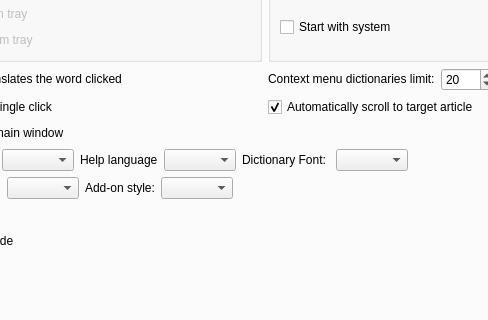
The window that preferences.ui (xiaoyifang/goldendict-ng) describes before a commit, drawn with Qt 5; both pictures show x 129 to 617 and y 164 to 484 of the 787 by 629 pixel window.
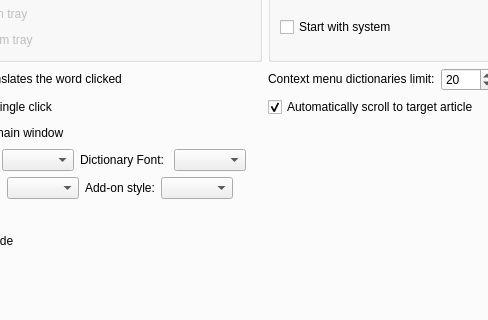
The same window after the commit. Icons and pictures are not drawn. Custom widgets are drawn as their Qt base class.

Commit message:
feat(help): replace QtHelp with website
* Nobody wants to update .qch files

What changed in the file:
```diff
--- a/preferences.ui
+++ b/preferences.ui
@@ -67,22 +67,6 @@
            <item>
             <widget class="QComboBox" name="interfaceLanguage"/>
            </item>
-           <item>
-            <widget class="QLabel" name="label_16">
-             <property name="sizePolicy">
-              <sizepolicy hsizetype="Preferred" vsizetype="Preferred">
-               <horstretch>0</horstretch>
-               <verstretch>0</verstretch>
-              </sizepolicy>
-             </property>
-             <property name="text">
-              <string>Help language</string>
-             </property>
-            </widget>
-           </item>
-           <item>
-            <widget class="QComboBox" name="helpLanguage"/>
-           </item>
            <item>
             <widget class="QLabel" name="label_21">
              <property name="text">
```
Left out of the diff: 10 changed lines with no effect on the pictures. The commit also changes 21 other files.
